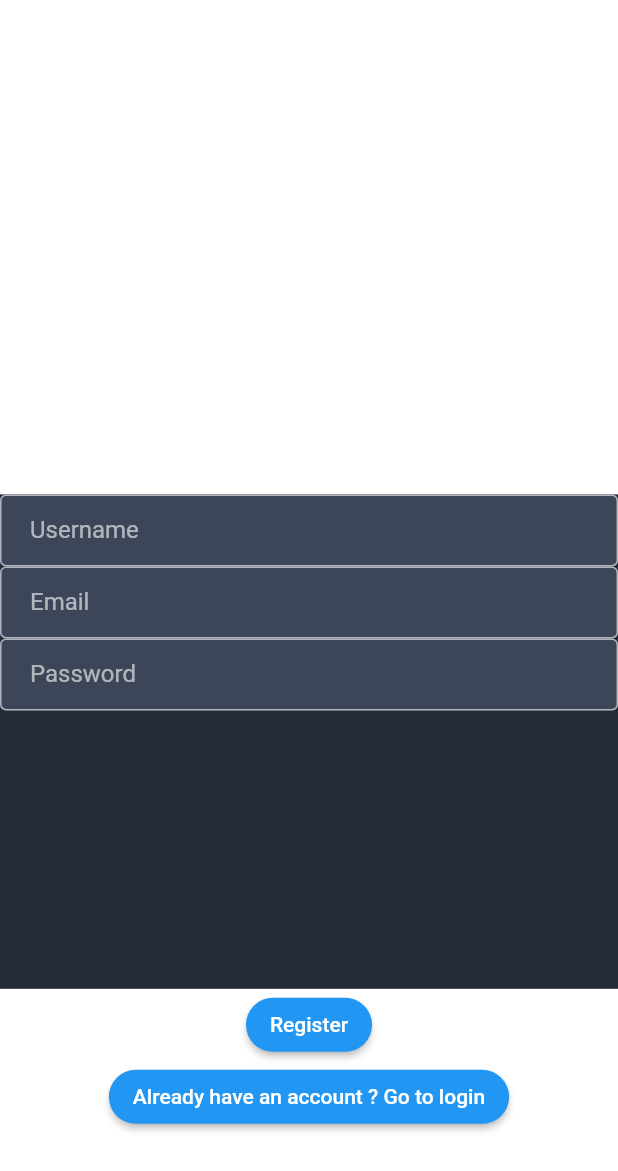
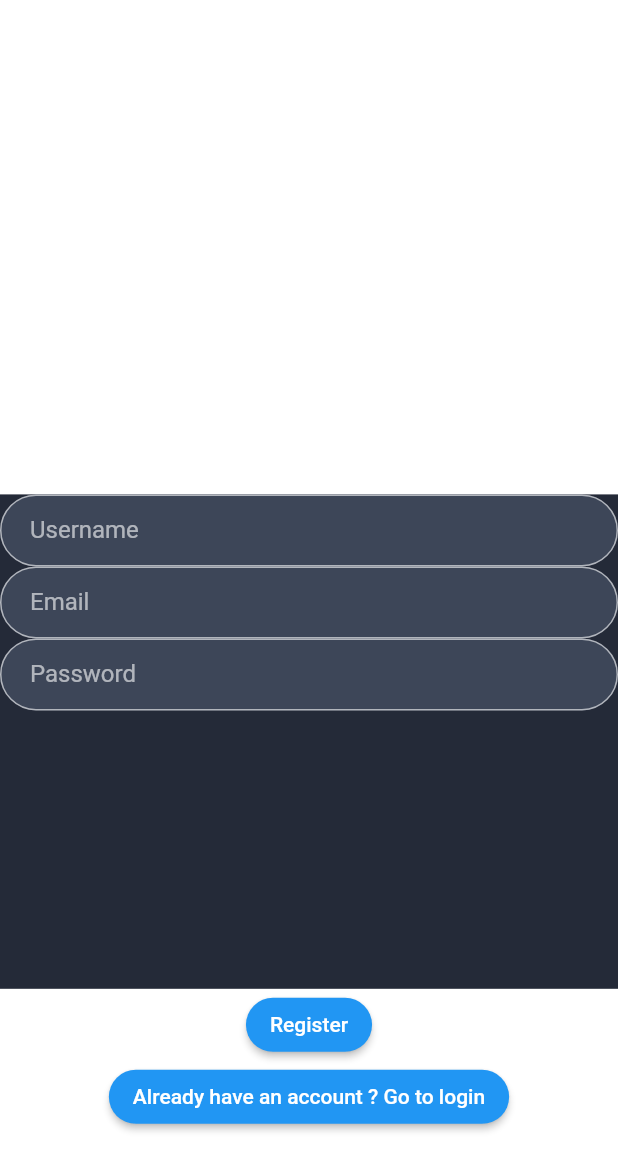
Before and after one commit to Thomas-Silinski/flutter-1, a Flutter app: the screen it shows after launch, after a tap on "GO TO LOGIN", after a tap on "No account ? Go to register", on a phone screen of 412 x 824 dp. Shown: the top 1171 px of the screen. Run offline on Flutter 3.47's test engine with Material 2 defaults, Android fonts, the phone set to English and light mode, and no system bars; our stand-ins replace get, get_storage, google_fonts; accounts and stored records are empty; statements that could not run were skipped.

Commit message:
Fix register input style

```diff
--- a/lib/screens/auth/register_screen.dart
+++ b/lib/screens/auth/register_screen.dart
@@ -79,20 +79,15 @@ Widget _buildTextFields() {
       body: Column(
     children: const <Widget>[
       TextField(
-        decoration: InputDecoration(
-            border: OutlineInputBorder(), labelText: 'Username'),
+        decoration: InputDecoration(labelText: 'Username'),
       ),
       //SizedBox(height: 10),
       TextField(
-        decoration: InputDecoration(
-          border: OutlineInputBorder(),
-          labelText: 'Email',
-        ),
+        decoration: InputDecoration(labelText: 'Email'),
       ),
       //SizedBox(height: 10),
       TextField(
-        decoration: InputDecoration(
-            border: OutlineInputBorder(), labelText: 'Password'),
+        decoration: InputDecoration(labelText: 'Password'),
         obscureText: true,
       ),
     ],
```
